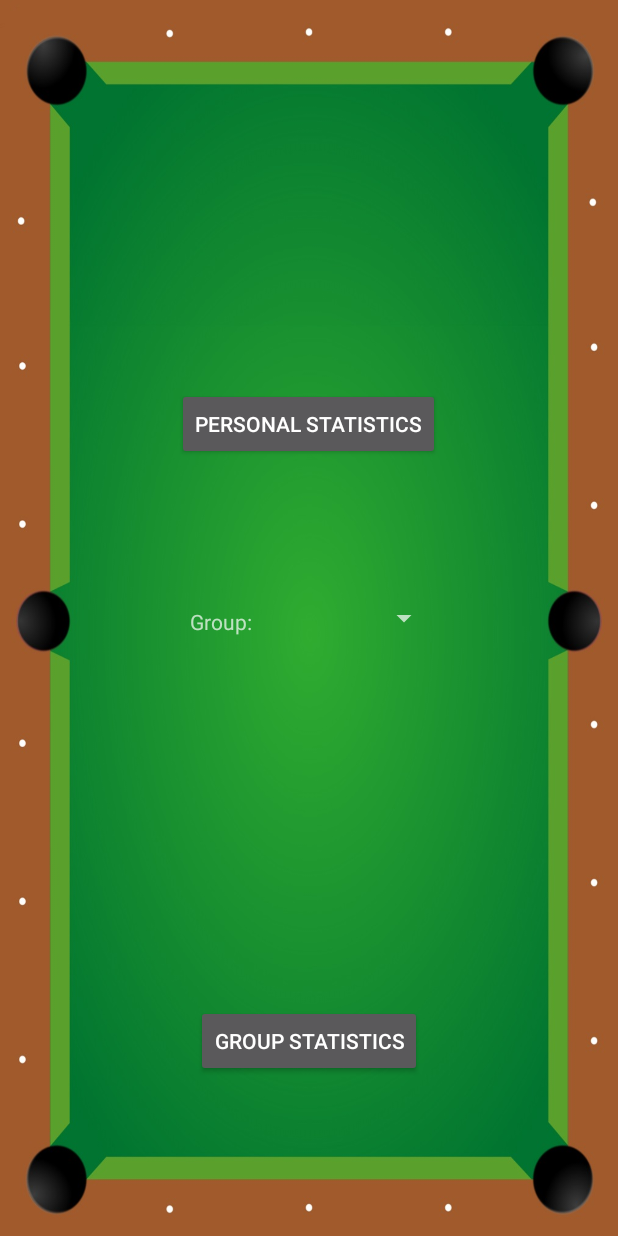
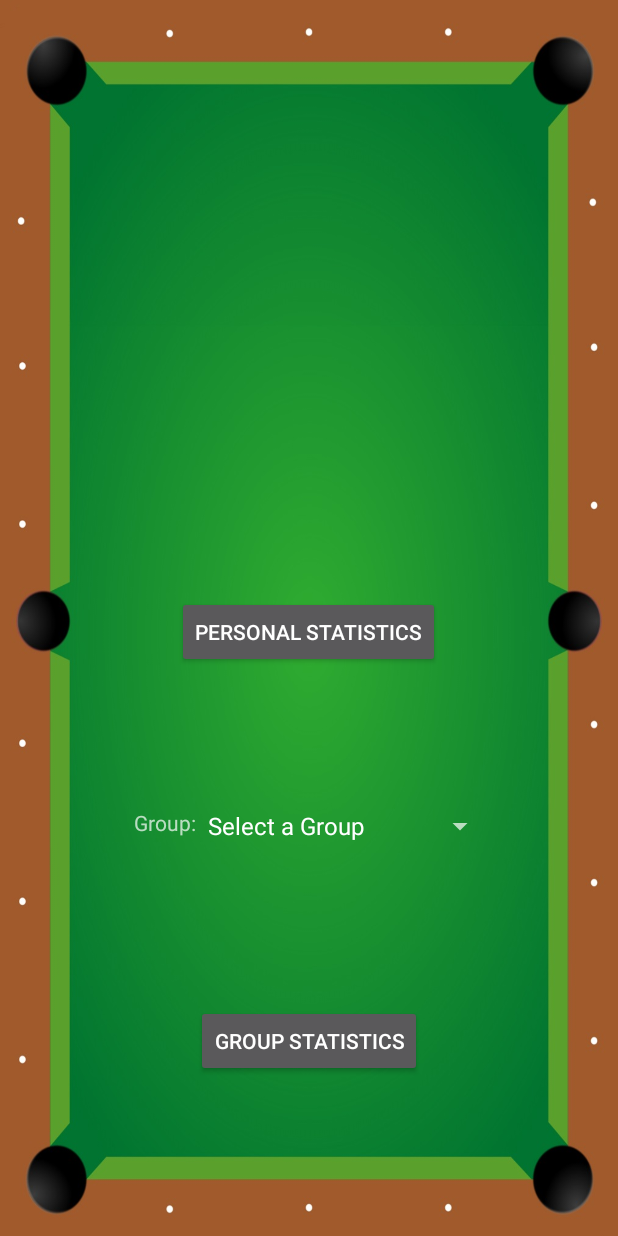
Before and after one commit to TacticalLuke43/Scoremaster, an Android app: the StatsMenu screen opened directly, with no data from a screen before it, on a phone screen of 412 x 824 dp. Run offline under Robolectric (Android 15) with nearby library versions, the phone set to English and light mode, and no system bars; our stand-ins replace Firebase (no records; nobody signed in at launch, a user with empty details on screens opened directly); 1 statement that could not run was skipped.

Commit message:
Added spinner on StatsMenu
spinner on stats menu now pulls users groups

```diff
--- a/app/src/main/java/csc483/scoremaster/StatsMenu.java
+++ b/app/src/main/java/csc483/scoremaster/StatsMenu.java
@@ -4,10 +4,31 @@ import android.content.Intent;
 import android.support.v7.app.AppCompatActivity;
 import android.os.Bundle;
 import android.view.View;
+import android.widget.ArrayAdapter;
 import android.widget.Button;
+import android.widget.Spinner;
+
+import com.google.firebase.auth.FirebaseAuth;
+import com.google.firebase.auth.FirebaseUser;
+import com.google.firebase.database.DataSnapshot;
+import com.google.firebase.database.DatabaseError;
+import com.google.firebase.database.DatabaseReference;
+import com.google.firebase.database.FirebaseDatabase;
+import com.google.firebase.database.GenericTypeIndicator;
+import com.google.firebase.database.ValueEventListener;
+
+import java.util.ArrayList;
+import java.util.List;
 
 public class StatsMenu extends AppCompatActivity {
-
+    List<String> list = new ArrayList<String>();
+    FirebaseDatabase database = FirebaseDatabase.getInstance();
+    DatabaseReference myRef = database.getReference();
+    private FirebaseAuth.AuthStateListener mAuthListener;
+    FirebaseAuth mAuth = FirebaseAuth.getInstance();
+    FirebaseUser user;
+    ArrayList<String> groupList = new ArrayList<String>();
+    private Spinner spinner;
     @Override
     protected void onCreate(Bundle savedInstanceState) {
         super.onCreate(savedInstanceState);
@@ -26,5 +47,56 @@ public class StatsMenu extends AppCompatActivity {
                 startActivity(new Intent(StatsMenu.this, GroupStatsScreen.class));
             }
         });
+
+        myRef = database.getInstance().getReference().child("players").child("AAA111");
+        myRef.child("groupList").addValueEventListener(new ValueEventListener() {
+            @Override
+            public void onDataChange(DataSnapshot dataSnapshot) {
+                GenericTypeIndicator<ArrayList<String>> t = new GenericTypeIndicator<ArrayList<String>>() {};
+                //ArrayList<String> yourStringArray = dataSnapshot.getValue(t);
+                groupList = dataSnapshot.getValue(t);
+                addItemsOnSpinner();
+            }
+
+            @Override
+            public void onCancelled(DatabaseError error) {
+                // Failed to read value
+                groupList.add("I messed up");
+            }
+        });
+    }
+
+    public void addItemsOnSpinner() {
+        //groupList.clear();
+        //groupList is size 0 here
+        list.clear();
+        myRef = database.getInstance().getReference().child("groups");
+        spinner = (Spinner) findViewById(R.id.groupsSpinner);
+        list.add("Select a Group");
+        for(int i = 0; i < groupList.size() ; i++)
+        {
+            //read the group names
+            myRef.child(groupList.get(i)).child("name").addValueEventListener(new ValueEventListener() {
+                @Override
+                public void onDataChange(DataSnapshot dataSnapshot) {
+                    // This method is called once with the initial value and again
+                    // whenever data at this location is updated.
+                    String value = dataSnapshot.getValue(String.class); //set this class to the type of variable youre expecting
+                    list.add(value);
+                }
+
+                @Override
+                public void onCancelled(DatabaseError error) {
+                    // Failed to read value
+                }
+            });
+
+
+        }
+        ArrayAdapter<String> dataAdapter = new ArrayAdapter<String>(this,
+                android.R.layout.simple_spinner_item, list);
+        dataAdapter.setDropDownViewResource(android.R.layout.simple_spinner_dropdown_item);
+        spinner.setAdapter(dataAdapter);
+        //spinner.setBackgroundColor(Color.BLACK);
     }
 }
--- a/app/src/main/res/layout/activity_stats_menu.xml
+++ b/app/src/main/res/layout/activity_stats_menu.xml
@@ -11,7 +11,7 @@
         android:id="@+id/personalStats"
         android:layout_width="wrap_content"
         android:layout_height="wrap_content"
-        android:layout_above="@+id/spinner"
+        android:layout_above="@+id/groupsSpinner"
         android:layout_centerHorizontal="true"
         android:layout_marginBottom="93dp"
         android:text="Personal Statistics" />
@@ -20,16 +20,17 @@
         android:id="@+id/groupTextView"
         android:layout_width="wrap_content"
         android:layout_height="wrap_content"
-        android:layout_alignBottom="@+id/spinner"
-        android:layout_toStartOf="@+id/spinner"
+        android:layout_below="@+id/personalStats"
+        android:layout_toStartOf="@+id/groupStats"
         android:text="Group:" />
 
     <Spinner
-        android:id="@+id/spinner"
-        android:layout_width="125dp"
+        android:id="@+id/groupsSpinner"
+        android:layout_width="200dp"
         android:layout_height="wrap_content"
-        android:layout_alignEnd="@+id/personalStats"
-        android:layout_centerVertical="true" />
+        android:layout_above="@+id/groupStats"
+        android:layout_marginBottom="107dp"
+        android:layout_toEndOf="@+id/groupTextView" />
 
     <Button
         android:id="@+id/groupStats"
```
